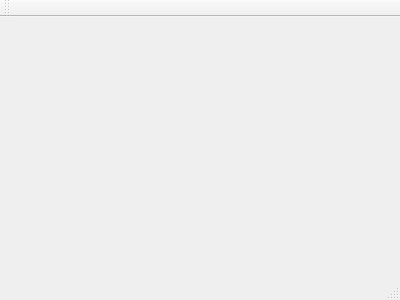
This is pma/mainwindow.ui in FlyingGarfield/productManager_assistant as Qt 5 draws it before an edit. The edited form follows.
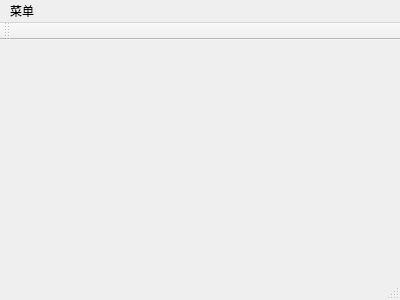
This is the edited form.

What changed in the file:
```diff
--- a/pma/mainwindow.ui
+++ b/pma/mainwindow.ui
@@ -23,6 +23,16 @@
      <height>23</height>
     </rect>
    </property>
+   <widget class="QMenu" name="caidan">
+    <property name="title">
+     <string>菜单</string>
+    </property>
+    <addaction name="actionJiuzuo"/>
+    <addaction name="actionXuqiushouji"/>
+    <addaction name="separator"/>
+    <addaction name="actionTuichu"/>
+   </widget>
+   <addaction name="caidan"/>
   </widget>
   <widget class="QToolBar" name="mainToolBar">
    <attribute name="toolBarArea">
```
Left out of the diff: 15 changed lines with no effect on the pictures.
